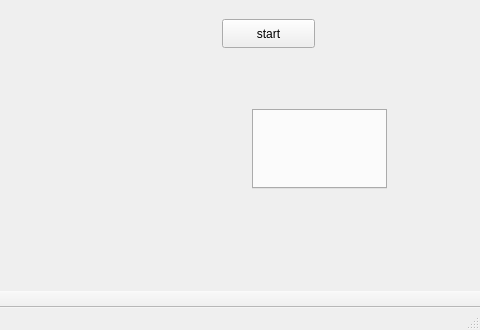
Above: mainwindow.ui from koensakamoto/Sprite-Editor before the change; both pictures show x 415 to 895 and y 270 to 600 of the 895 by 600 pixel window. Below: the same form after it.
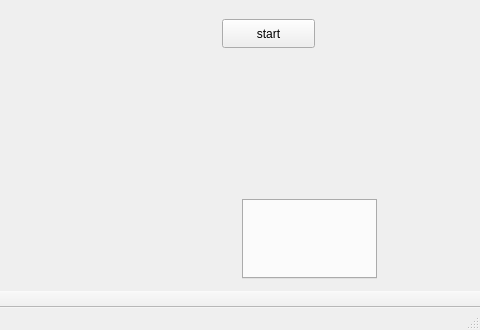
That is the form after the change. Icons and pictures are not drawn.

Commit message: adding true size preview method

```diff
--- a/mainwindow.ui
+++ b/mainwindow.ui
@@ -115,13 +115,26 @@
    <widget class="QTabWidget" name="frameTabBar">
     <property name="geometry">
      <rect>
-      <x>650</x>
-      <y>360</y>
+      <x>640</x>
+      <y>450</y>
       <width>135</width>
       <height>80</height>
      </rect>
     </property>
    </widget>
+   <widget class="QLabel" name="trueSizeLabel">
+    <property name="geometry">
+     <rect>
+      <x>647</x>
+      <y>320</y>
+      <width>101</width>
+      <height>101</height>
+     </rect>
+    </property>
+    <property name="text">
+     <string/>
+    </property>
+   </widget>
   </widget>
   <widget class="QStatusBar" name="statusbar"/>
   <widget class="QMenuBar" name="menuBar">
```
The commit also changes 2 other files.
